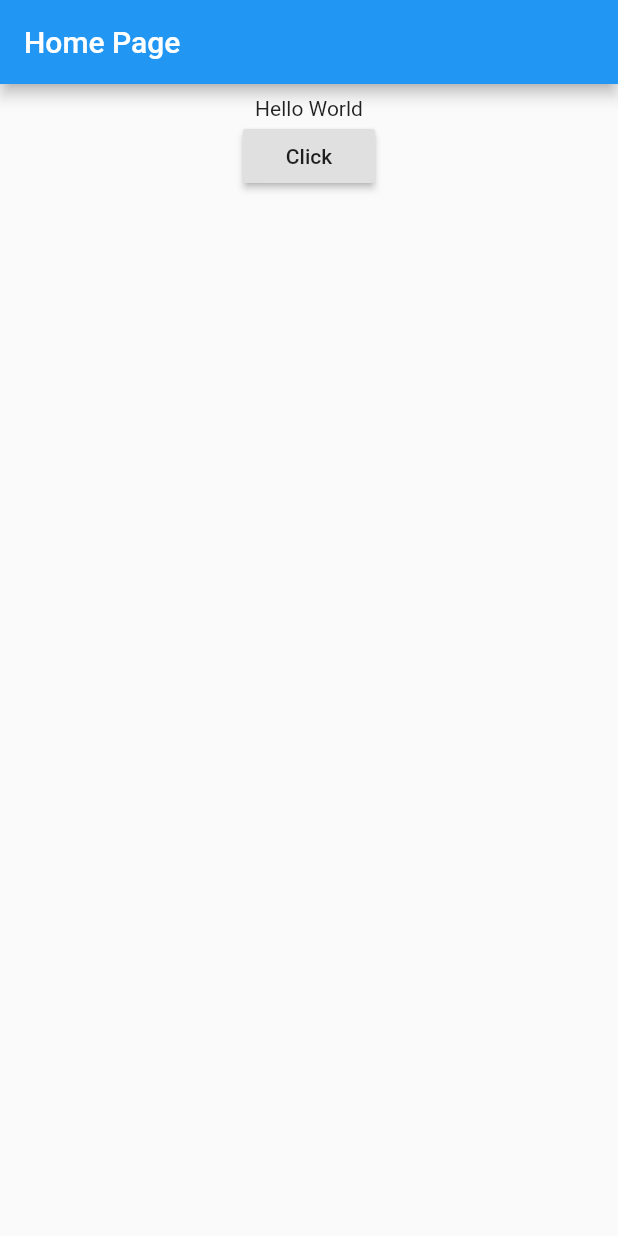
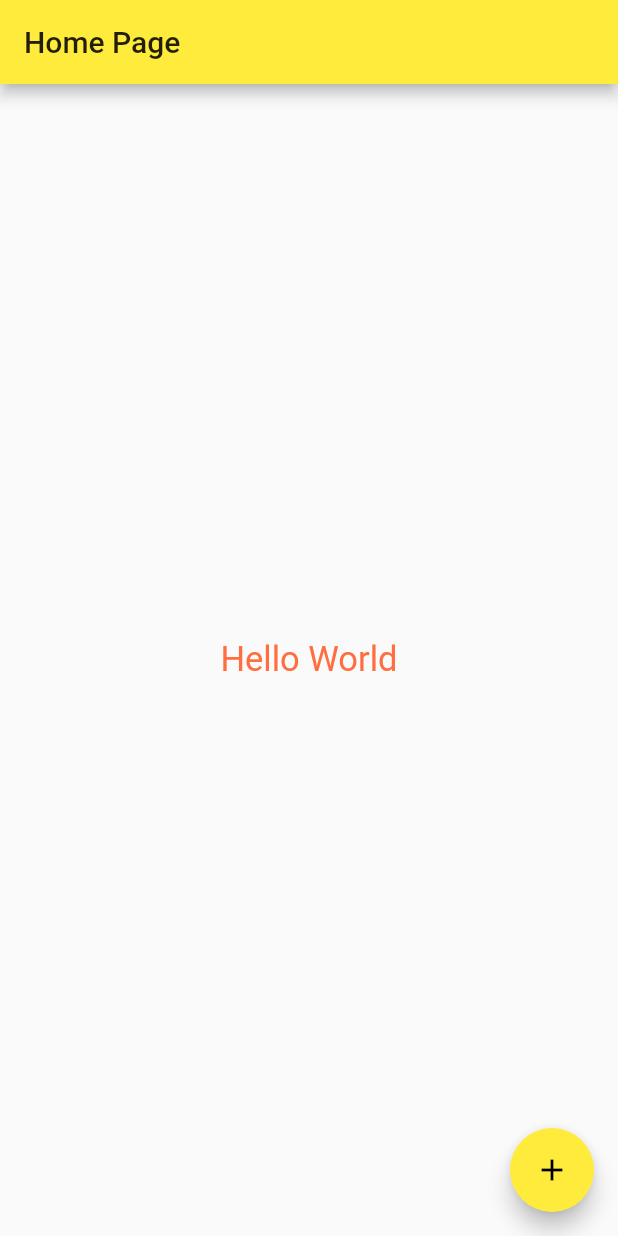
Before and after one commit to swatiprajapati08/flutter_basics_app, a Flutter app: the screen it shows after launch, on a phone screen of 412 x 824 dp. Run offline on Flutter 3.47's test engine with Material 2 defaults, Android fonts, the phone set to English and light mode, and no system bars.

Commit message:
ON clicking button it will change its text by using statefull :) Modified version.. :)

```diff
--- a/lib/main.dart
+++ b/lib/main.dart
@@ -8,7 +8,11 @@ class MyApp extends StatelessWidget {
   Widget build(BuildContext context) {
     return new MaterialApp(
        title: "My App",
-      home: new HomePage());
+      home: new HomePage(),
+      theme: new ThemeData(
+          primarySwatch: Colors.yellow,
+        brightness: Brightness.light
+    ),);
   }
 }
 class HomePage extends StatefulWidget {
@@ -38,12 +42,9 @@ class _HomePageState extends State<HomePage> {
       padding: const EdgeInsets.all(8.0),
       child: new Center(
         child: new Column(
+          mainAxisAlignment: MainAxisAlignment.center,
           children: <Widget>[
-            new Text(mydata),
-            new RaisedButton(
-                child: new Text("Click"),
-                onPressed: _changeText,
-            )
+            new Text(mydata, style:  new TextStyle(color: Colors.deepOrangeAccent,fontSize: 23.0),),
           ],
         ),
       ),
@@ -55,6 +56,9 @@ class _HomePageState extends State<HomePage> {
     return new Scaffold(
       appBar: new AppBar(title: new Text("Home Page"),
       ),
-      body: _bodywidget(),);
+      body: _bodywidget(),
+    floatingActionButton: new FloatingActionButton(
+      child: new Icon(Icons.add),
+        onPressed: _changeText),);
   }
 }
```
